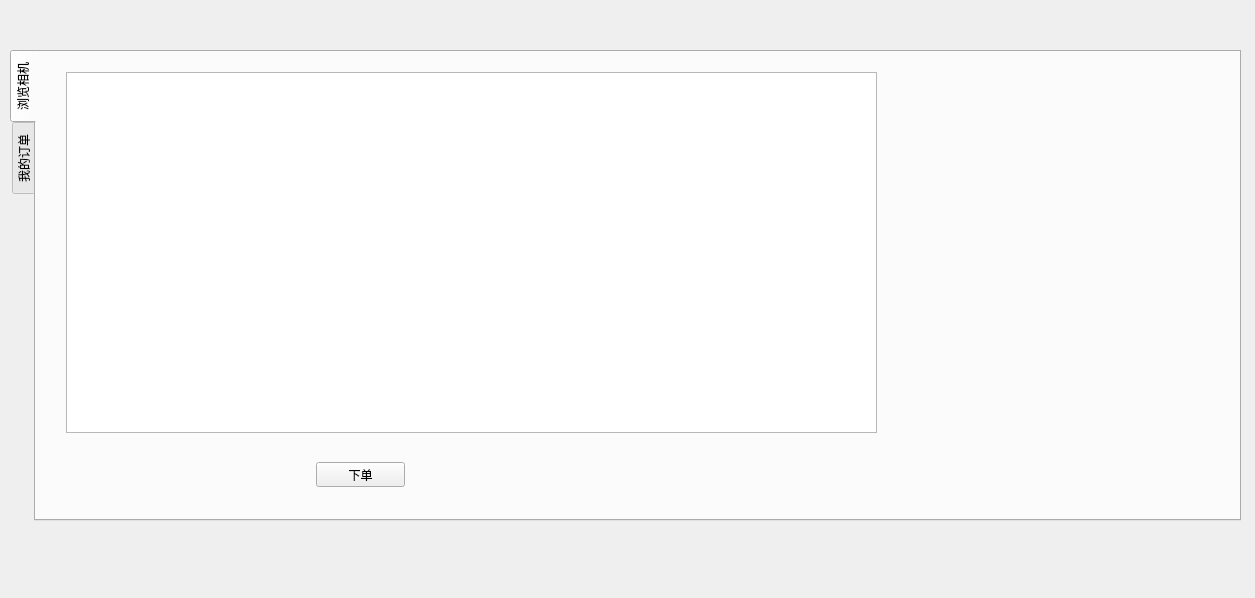
This is custom_show.ui in Anthony52233/Qt_mysql_sys as Qt 5 draws it before an edit. The edited form follows.
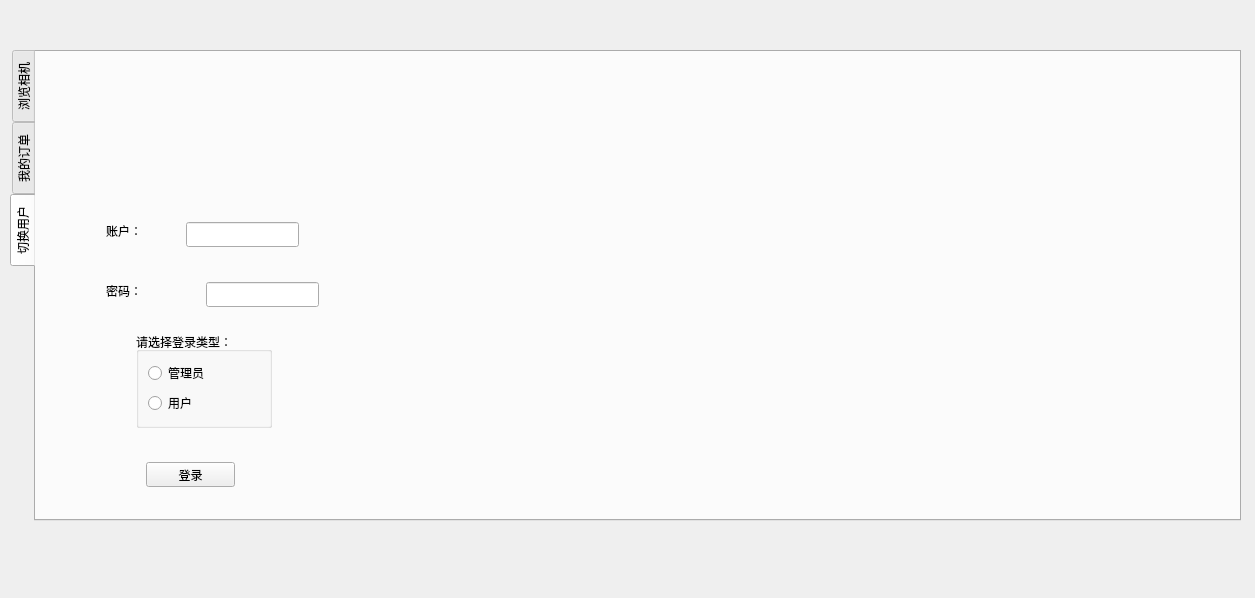
This is the edited form.

Commit message: 增加了切换用户功能，实现了排序功能，实现了增、改使用同一个对话框类，减少了代码量

```diff
--- a/custom_show.ui
+++ b/custom_show.ui
@@ -26,7 +26,7 @@
     <enum>QTabWidget::West</enum>
    </property>
    <property name="currentIndex">
-    <number>0</number>
+    <number>2</number>
    </property>
    <widget class="QWidget" name="tab_browse">
     <attribute name="title">
@@ -84,6 +84,99 @@
      </property>
     </widget>
    </widget>
+   <widget class="QWidget" name="tab">
+    <attribute name="title">
+     <string>切换用户</string>
+    </attribute>
+    <widget class="QLabel" name="label">
+     <property name="geometry">
+      <rect>
+       <x>70</x>
+       <y>170</y>
+       <width>67</width>
+       <height>17</height>
+      </rect>
+     </property>
+     <property name="text">
+      <string>账户：</string>
+     </property>
+    </widget>
+    <widget class="QLabel" name="label_2">
+     <property name="geometry">
+      <rect>
+       <x>70</x>
+       <y>230</y>
+       <width>67</width>
+       <height>17</height>
+      </rect>
+     </property>
+     <property name="text">
+      <string>密码：</string>
+     </property>
+    </widget>
+    <widget class="QLineEdit" name="lineEdit_account">
+     <property name="geometry">
+      <rect>
+       <x>150</x>
+       <y>170</y>
+       <width>113</width>
+       <height>25</height>
+      </rect>
+     </property>
+    </widget>
+    <widget class="QLineEdit" name="lineEdit_password">
+     <property name="geometry">
+      <rect>
+       <x>170</x>
+       <y>230</y>
+       <width>113</width>
+       <height>25</height>
+      </rect>
+     </property>
+    </widget>
+    <widget class="QPushButton" name="pushButton_login">
+     <property name="geometry">
+      <rect>
+       <x>110</x>
+       <y>410</y>
+       <width>89</width>
+       <height>25</height>
+      </rect>
+     </property>
+     <property name="text">
+      <string>登录</string>
+     </property>
+    </widget>
+    <widget class="QGroupBox" name="groupBox">
+     <property name="geometry">
+      <rect>
+       <x>100</x>
+       <y>280</y>
+       <width>136</width>
+       <height>96</height>
+      </rect>
+     </property>
+     <property name="title">
+      <string>请选择登录类型：</string>
+     </property>
+     <layout class="QVBoxLayout" name="verticalLayout">
+      <item>
+       <widget class="QRadioButton" name="radioButton_admin">
+        <property name="text">
+         <string>管理员</string>
+        </property>
+       </widget>
+      </item>
+      <item>
+       <widget class="QRadioButton" name="radioButton_custom">
+        <property name="text">
+         <string>用户</string>
+        </property>
+       </widget>
+      </item>
+     </layout>
+    </widget>
+   </widget>
   </widget>
  </widget>
  <resources/>
```
The commit also changes 19 other files.
